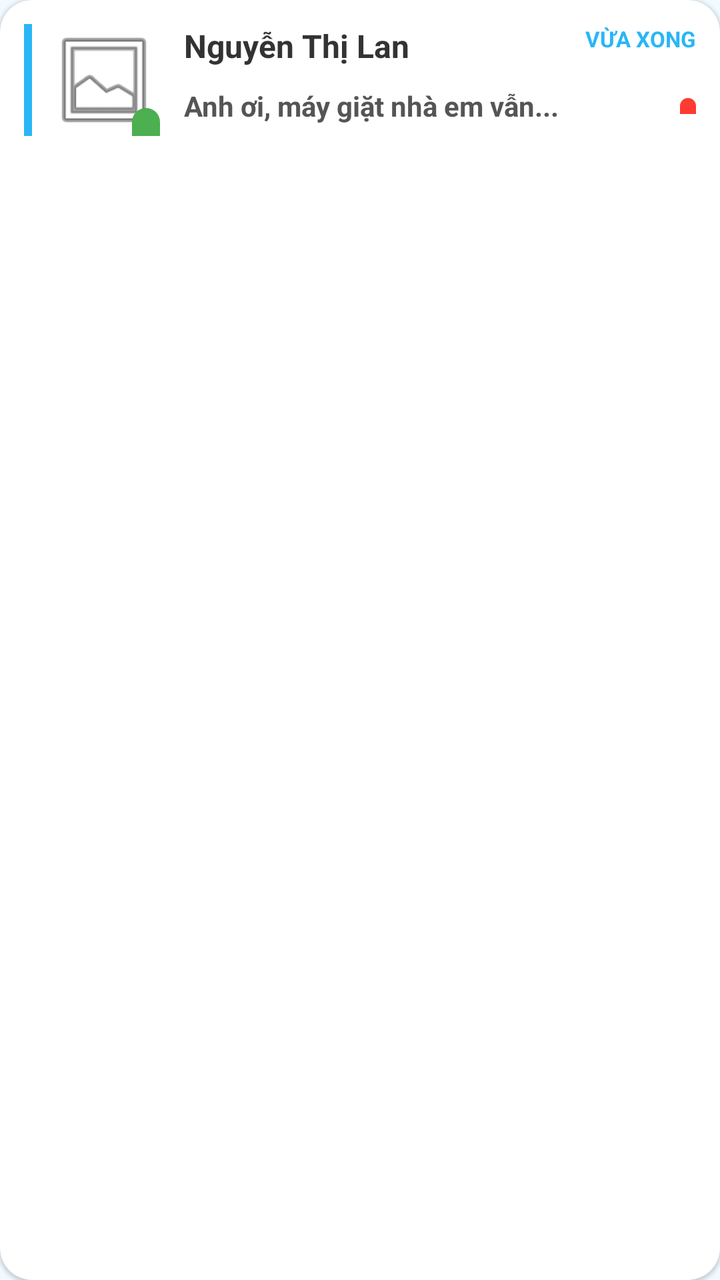
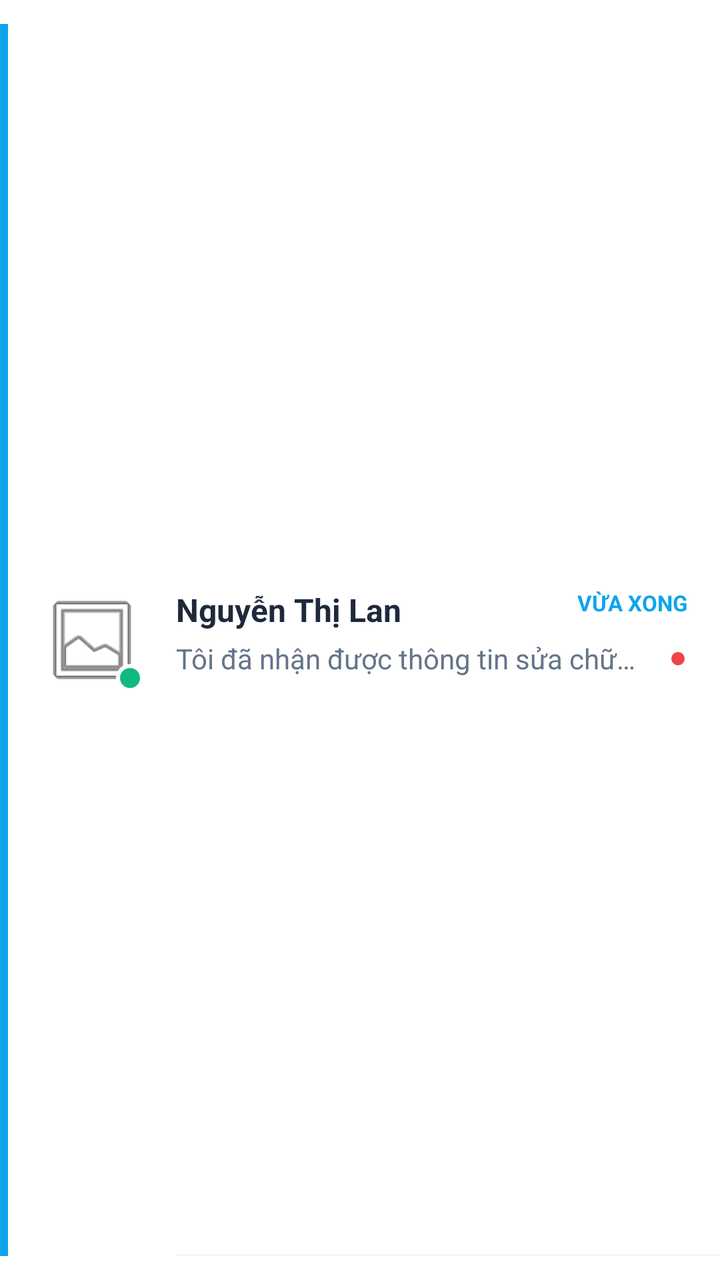

Compare the two renders of this Android layout. The source of the first and the diff that turns it into the second are given below.
<!-- AndroidManifest.xml: application theme Theme.FixItVN -->
<!-- res/layout/item_chat_worker.xml -->
<?xml version="1.0" encoding="utf-8"?>
<com.google.android.material.card.MaterialCardView
    xmlns:android="http://schemas.android.com/apk/res/android"
    xmlns:app="http://schemas.android.com/apk/res-auto"
    android:layout_width="match_parent"
    android:layout_height="wrap_content"
    android:layout_marginHorizontal="16dp"
    android:layout_marginVertical="6dp"
    app:cardBackgroundColor="@android:color/white"
    app:cardCornerRadius="16dp"
    app:cardElevation="1dp"
    app:strokeWidth="0dp">

    <androidx.constraintlayout.widget.ConstraintLayout
        android:layout_width="match_parent"
        android:layout_height="wrap_content"
        android:padding="12dp">

        
        
        <View
            android:id="@+id/viewActiveBorder"
            android:layout_width="4dp"
            android:layout_height="0dp"
            android:background="#29B6F6"
            app:layout_constraintBottom_toBottomOf="parent"
            app:layout_constraintStart_toStartOf="parent"
            app:layout_constraintTop_toTopOf="parent" />

        
        <ImageView
            android:id="@+id/ivAvatar"
            android:layout_width="56dp"
            android:layout_height="56dp"
            android:layout_marginStart="8dp"
            android:background="@drawable/bg_bottom_sheet"
            android:src="@android:drawable/ic_menu_gallery"
            app:layout_constraintBottom_toBottomOf="parent"
            app:layout_constraintStart_toEndOf="@id/viewActiveBorder"
            app:layout_constraintTop_toTopOf="parent" />

        
        <View
            android:id="@+id/viewOnlineDot"
            android:layout_width="14dp"
            android:layout_height="14dp"
            android:background="@drawable/bg_bottom_sheet"
            android:backgroundTint="#4CAF50"
            app:layout_constraintBottom_toBottomOf="@id/ivAvatar"
            app:layout_constraintEnd_toEndOf="@id/ivAvatar" />

        
        <TextView
            android:id="@+id/tvName"
            android:layout_width="0dp"
            android:layout_height="wrap_content"
            android:layout_marginStart="12dp"
            android:layout_marginEnd="8dp"
            android:text="Nguyễn Thị Lan"
            android:textColor="#333333"
            android:textSize="16sp"
            android:textStyle="bold"
            app:layout_constraintEnd_toStartOf="@id/tvTime"
            app:layout_constraintStart_toEndOf="@id/ivAvatar"
            app:layout_constraintTop_toTopOf="@id/ivAvatar" />

        
        <TextView
            android:id="@+id/tvTime"
            android:layout_width="wrap_content"
            android:layout_height="wrap_content"
            android:text="VỪA XONG"
            android:textColor="#29B6F6"
            android:textSize="11sp"
            android:textStyle="bold"
            app:layout_constraintEnd_toEndOf="parent"
            app:layout_constraintTop_toTopOf="@id/tvName" />

        
        <TextView
            android:id="@+id/tvLastMessage"
            android:layout_width="0dp"
            android:layout_height="wrap_content"
            android:layout_marginTop="4dp"
            android:layout_marginEnd="8dp"
            android:ellipsize="end"
            android:maxLines="1"
            android:text="Anh ơi, máy giặt nhà em vẫn..."
            android:textColor="#555555"
            android:textSize="14sp"
            android:textStyle="bold"
            app:layout_constraintBottom_toBottomOf="@id/ivAvatar"
            app:layout_constraintEnd_toStartOf="@id/viewUnreadDot"
            app:layout_constraintStart_toStartOf="@id/tvName"
            app:layout_constraintTop_toBottomOf="@id/tvName" />

        
        <View
            android:id="@+id/viewUnreadDot"
            android:layout_width="8dp"
            android:layout_height="8dp"
            android:background="@drawable/bg_bottom_sheet"
            android:backgroundTint="#FF3B30"
            app:layout_constraintBottom_toBottomOf="@id/tvLastMessage"
            app:layout_constraintEnd_toEndOf="parent"
            app:layout_constraintTop_toTopOf="@id/tvLastMessage" />

    </androidx.constraintlayout.widget.ConstraintLayout>
</com.google.android.material.card.MaterialCardView>
<!-- resources referenced by this layout -->
<resources>
  <!-- drawable bg_bottom_sheet (drawable) -->
  <?xml version="1.0" encoding="utf-8"?>
  <shape xmlns:android="http://schemas.android.com/apk/res/android">
      <solid android:color="@android:color/white"/>
      <corners
          android:topLeftRadius="24dp"
          android:topRightRadius="24dp"/>
  </shape>
  <style name="Theme.FixItVN" parent="Theme.MaterialComponents.DayNight.NoActionBar">
  
          
          <item name="colorPrimary">#42c2ff</item>
          <item name="colorPrimaryDark">#00658b</item>
          <item name="colorPrimaryVariant">#00658b</item>
          <item name="colorOnPrimary">#ffffff</item>
  
          
          <item name="colorSecondary">#42c2ff</item>
          <item name="colorSecondaryVariant">#1a9fe0</item>
          <item name="colorOnSecondary">#ffffff</item>
  
          
          <item name="android:colorBackground">#f0faff</item>
          <item name="android:windowBackground">#f0faff</item>
          <item name="colorSurface">#ffffff</item>
          <item name="colorOnSurface">#0d1b2a</item>
  
          
          <item name="android:statusBarColor">#ffffff</item>
          <item name="android:windowLightStatusBar">true</item>
  
          
          <item name="android:navigationBarColor">#ffffff</item>
  
          
          <item name="bottomNavigationStyle">@style/Widget.FixIt.BottomNavigationView</item>
  
      </style>
  <style name="Widget.FixIt.BottomNavigationView" parent="Widget.MaterialComponents.BottomNavigationView">
          <item name="itemTextAppearanceActive">@style/TextAppearance.FixIt.BottomNav</item>
          <item name="itemTextAppearanceInactive">@style/TextAppearance.FixIt.BottomNav</item>
      </style>
  <style name="TextAppearance.FixIt.BottomNav" parent="TextAppearance.MaterialComponents.Caption">
          <item name="android:textSize">10sp</item>
          <item name="android:fontFamily">sans-serif-medium</item>
      </style>
</resources>

<!-- the commit's change to res/layout/item_chat_worker.xml (unified diff, before → after) -->
@@ -1,109 +1,110 @@
 <?xml version="1.0" encoding="utf-8"?>
-<com.google.android.material.card.MaterialCardView
+<androidx.constraintlayout.widget.ConstraintLayout
     xmlns:android="http://schemas.android.com/apk/res/android"
     xmlns:app="http://schemas.android.com/apk/res-auto"
     android:layout_width="match_parent"
     android:layout_height="wrap_content"
-    android:layout_marginHorizontal="16dp"
-    android:layout_marginVertical="6dp"
-    app:cardBackgroundColor="@android:color/white"
-    app:cardCornerRadius="16dp"
-    app:cardElevation="1dp"
-    app:strokeWidth="0dp">
+    android:background="@android:color/white"
+    android:foreground="?attr/selectableItemBackground"
+    android:clickable="true"
+    android:focusable="true"
+    android:paddingVertical="12dp">
 
-    <androidx.constraintlayout.widget.ConstraintLayout
-        android:layout_width="match_parent"
+    
+    <View
+        android:id="@+id/viewActiveBorder"
+        android:layout_width="4dp"
+        android:layout_height="0dp"
+        android:background="#0EA5E9"
+        app:layout_constraintBottom_toBottomOf="parent"
+        app:layout_constraintStart_toStartOf="parent"
+        app:layout_constraintTop_toTopOf="parent" />
+
+    
+    <com.google.android.material.imageview.ShapeableImageView
+        android:id="@+id/ivAvatar"
+        android:layout_width="52dp"
+        android:layout_height="52dp"
+        android:layout_marginStart="16dp"
+        android:scaleType="centerCrop"
+        android:src="@android:drawable/ic_menu_gallery"
+        app:shapeAppearanceOverlay="@style/CircleImageView"
+        app:layout_constraintBottom_toBottomOf="parent"
+        app:layout_constraintStart_toEndOf="@id/viewActiveBorder"
+        app:layout_constraintTop_toTopOf="parent" />
+
+    
+    <View
+        android:id="@+id/viewOnlineDot"
+        android:layout_width="14dp"
+        android:layout_height="14dp"
+        android:background="@drawable/bg_online_dot"
+        app:layout_constraintBottom_toBottomOf="@id/ivAvatar"
+        app:layout_constraintEnd_toEndOf="@id/ivAvatar" />
+
+    
+    <TextView
+        android:id="@+id/tvName"
+        android:layout_width="0dp"
         android:layout_height="wrap_content"
-        android:padding="12dp">
+        android:layout_marginStart="16dp"
+        android:layout_marginEnd="12dp"
+        android:text="Nguyễn Thị Lan"
+        android:textColor="#1E293B"
+        android:textSize="16sp"
+        android:textStyle="bold"
+        app:layout_constraintEnd_toStartOf="@id/tvTime"
+        app:layout_constraintStart_toEndOf="@id/ivAvatar"
+        app:layout_constraintTop_toTopOf="@id/ivAvatar" />
 
-        
-        
-        <View
-            android:id="@+id/viewActiveBorder"
-            android:layout_width="4dp"
-            android:layout_height="0dp"
-            android:background="#29B6F6"
-            app:layout_constraintBottom_toBottomOf="parent"
-            app:layout_constraintStart_toStartOf="parent"
-            app:layout_constraintTop_toTopOf="parent" />
+    
+    <TextView
+        android:id="@+id/tvTime"
+        android:layout_width="wrap_content"
+        android:layout_height="wrap_content"
+        android:layout_marginEnd="16dp"
+        android:text="VỪA XONG"
+        android:textColor="#0EA5E9"
+        android:textSize="11sp"
+        android:textStyle="bold"
+        app:layout_constraintEnd_toEndOf="parent"
+        app:layout_constraintTop_toTopOf="@id/tvName" />
 
-        
-        <ImageView
-            android:id="@+id/ivAvatar"
-            android:layout_width="56dp"
-            android:layout_height="56dp"
-            android:layout_marginStart="8dp"
-            android:background="@drawable/bg_bottom_sheet"
-            android:src="@android:drawable/ic_menu_gallery"
-            app:layout_constraintBottom_toBottomOf="parent"
-            app:layout_constraintStart_toEndOf="@id/viewActiveBorder"
-            app:layout_constraintTop_toTopOf="parent" />
+    
+    <TextView
+        android:id="@+id/tvLastMessage"
+        android:layout_width="0dp"
+        android:layout_height="wrap_content"
+        android:layout_marginTop="4dp"
+        android:layout_marginEnd="12dp"
+        android:ellipsize="end"
+        android:maxLines="1"
+        android:text="Tôi đã nhận được thông tin sửa chữa rồi..."
+        android:textColor="#64748B"
+        android:textSize="14sp"
+        app:layout_constraintEnd_toStartOf="@id/viewUnreadDot"
+        app:layout_constraintStart_toStartOf="@id/tvName"
+        app:layout_constraintTop_toBottomOf="@id/tvName" />
 
-        
-        <View
-            android:id="@+id/viewOnlineDot"
-            android:layout_width="14dp"
-            android:layout_height="14dp"
-            android:background="@drawable/bg_bottom_sheet"
-            android:backgroundTint="#4CAF50"
-            app:layout_constraintBottom_toBottomOf="@id/ivAvatar"
-            app:layout_constraintEnd_toEndOf="@id/ivAvatar" />
+    
+    <View
+        android:id="@+id/viewUnreadDot"
+        android:layout_width="10dp"
+        android:layout_height="10dp"
+        android:layout_marginEnd="16dp"
+        android:background="@drawable/bg_unread_dot"
+        app:layout_constraintBottom_toBottomOf="@id/tvLastMessage"
+        app:layout_constraintEnd_toEndOf="parent"
+        app:layout_constraintTop_toTopOf="@id/tvLastMessage" />
 
-        
-        <TextView
-            android:id="@+id/tvName"
-            android:layout_width="0dp"
-            android:layout_height="wrap_content"
-            android:layout_marginStart="12dp"
-            android:layout_marginEnd="8dp"
-            android:text="Nguyễn Thị Lan"
-            android:textColor="#333333"
-            android:textSize="16sp"
-            android:textStyle="bold"
-            app:layout_constraintEnd_toStartOf="@id/tvTime"
-            app:layout_constraintStart_toEndOf="@id/ivAvatar"
-            app:layout_constraintTop_toTopOf="@id/ivAvatar" />
+    
+    <View
+        android:id="@+id/divider"
+        android:layout_width="0dp"
+        android:layout_height="1dp"
+        android:background="#F1F5F9"
+        app:layout_constraintBottom_toBottomOf="parent"
+        app:layout_constraintEnd_toEndOf="parent"
+        app:layout_constraintStart_toStartOf="@id/tvName" />
 
-        
-        <TextView
-            android:id="@+id/tvTime"
-            android:layout_width="wrap_content"
-            android:layout_height="wrap_content"
-            android:text="VỪA XONG"
-            android:textColor="#29B6F6"
-            android:textSize="11sp"
-            android:textStyle="bold"
-            app:layout_constraintEnd_toEndOf="parent"
-            app:layout_constraintTop_toTopOf="@id/tvName" />
-
-        
-        <TextView
-            android:id="@+id/tvLastMessage"
-            android:layout_width="0dp"
-            android:layout_height="wrap_content"
-            android:layout_marginTop="4dp"
-            android:layout_marginEnd="8dp"
-            android:ellipsize="end"
-            android:maxLines="1"
-            android:text="Anh ơi, máy giặt nhà em vẫn..."
-            android:textColor="#555555"
-            android:textSize="14sp"
-            android:textStyle="bold"
-            app:layout_constraintBottom_toBottomOf="@id/ivAvatar"
-            app:layout_constraintEnd_toStartOf="@id/viewUnreadDot"
-            app:layout_constraintStart_toStartOf="@id/tvName"
-            app:layout_constraintTop_toBottomOf="@id/tvName" />
-
-        
-        <View
-            android:id="@+id/viewUnreadDot"
-            android:layout_width="8dp"
-            android:layout_height="8dp"
-            android:background="@drawable/bg_bottom_sheet"
-            android:backgroundTint="#FF3B30"
-            app:layout_constraintBottom_toBottomOf="@id/tvLastMessage"
-            app:layout_constraintEnd_toEndOf="parent"
-            app:layout_constraintTop_toTopOf="@id/tvLastMessage" />
-
-    </androidx.constraintlayout.widget.ConstraintLayout>
-</com.google.android.material.card.MaterialCardView>
+</androidx.constraintlayout.widget.ConstraintLayout>
<!-- resource entries referenced after the edit -->
@@ -1,13 +1,27 @@
 <!-- resources referenced by this layout -->
 <resources>
-  <!-- drawable bg_bottom_sheet (drawable) -->
+  <!-- drawable bg_online_dot (drawable) -->
   <?xml version="1.0" encoding="utf-8"?>
-  <shape xmlns:android="http://schemas.android.com/apk/res/android">
-      <solid android:color="@android:color/white"/>
-      <corners
-          android:topLeftRadius="24dp"
-          android:topRightRadius="24dp"/>
+  <shape xmlns:android="http://schemas.android.com/apk/res/android"
+      android:shape="oval">
+      <solid android:color="#10B981" /> 
+      <stroke
+          android:width="2dp"
+          android:color="#FFFFFF" /> 
   </shape>
+  <!-- drawable bg_unread_dot (drawable) -->
+  <?xml version="1.0" encoding="utf-8"?>
+  <shape xmlns:android="http://schemas.android.com/apk/res/android"
+      android:shape="oval">
+      <solid android:color="#EF4444" /> 
+      <stroke
+          android:width="1.5dp"
+          android:color="#FFFFFF" />
+  </shape>
+  <style name="CircleImageView" parent="">
+          <item name="cornerFamily">rounded</item>
+          <item name="cornerSize">50%</item>
+      </style>
   <style name="Theme.FixItVN" parent="Theme.MaterialComponents.DayNight.NoActionBar">
   
           
